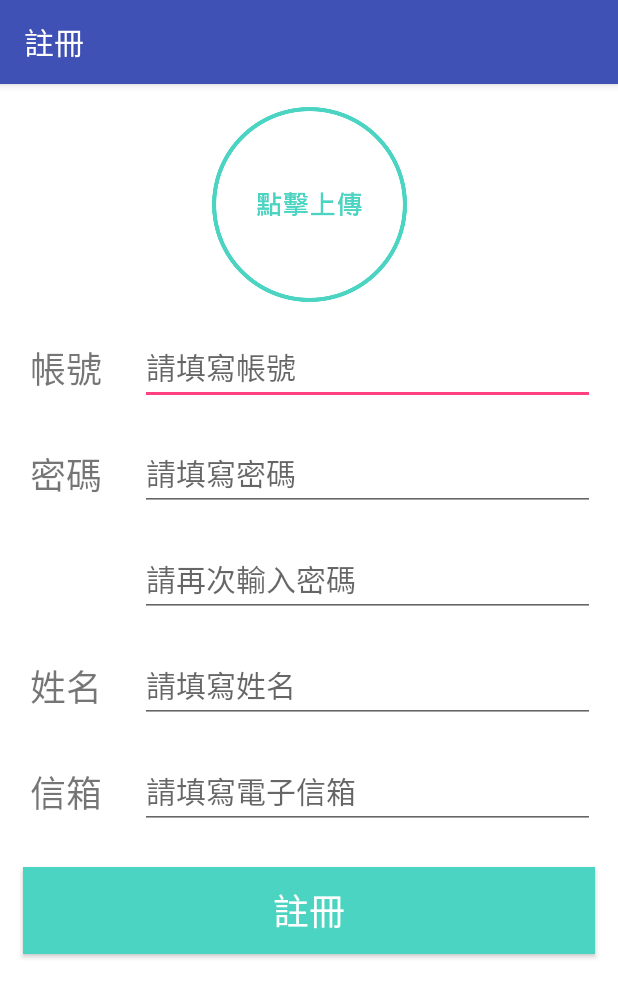
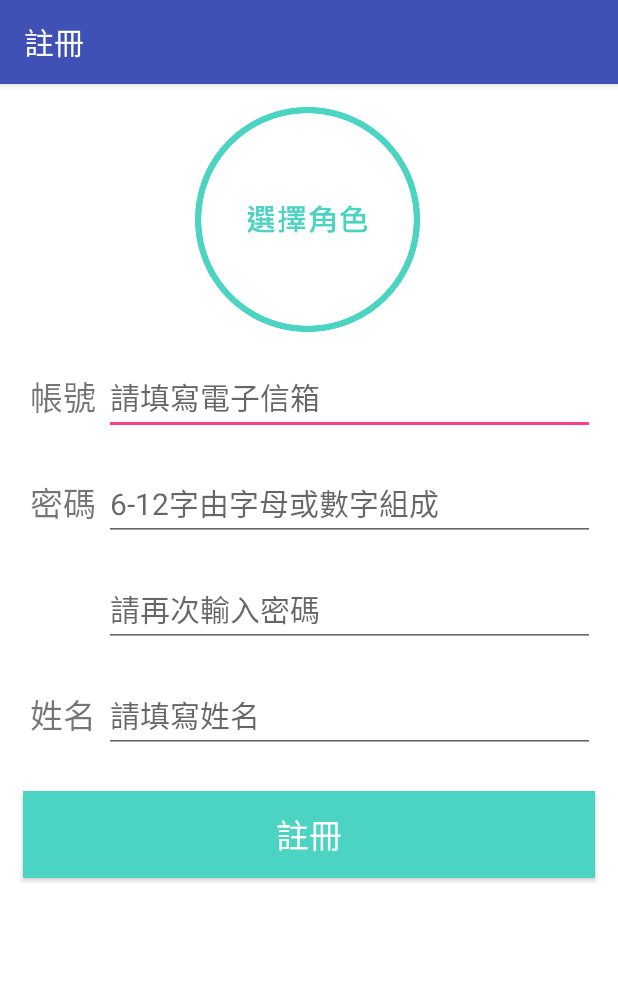
Before and after one commit to 4YA/Money-Building, an Android app: the screen it shows after launch (Register), after a tap on "註冊", on a phone screen of 412 x 824 dp. Shown: the top 998 px of the screen. Run offline under Robolectric (Android 15) with nearby library versions, the phone set to English and light mode, and no system bars; our stand-ins replace Volley; network calls fail.

Commit message:
11/28
註冊完成

```diff
--- a/MoneyBuilding/app/src/main/AndroidManifest.xml
+++ b/MoneyBuilding/app/src/main/AndroidManifest.xml
@@ -31,6 +31,8 @@
         <activity
             android:name=".ForgotPassword"
             android:label="取回密碼" />
+        <activity android:name=".Character"
+            android:label="選擇角色"></activity>
     </application>
 
 </manifest>
--- a/MoneyBuilding/app/src/main/java/com/example/user/moneybuilding/Login.java
+++ b/MoneyBuilding/app/src/main/java/com/example/user/moneybuilding/Login.java
@@ -46,6 +46,7 @@ public class Login extends AppCompatActivity {
             public void onClick(View v) {
                 Intent intent = new Intent();
                 intent.setClass(Login.this, Register.class);
+                intent.putExtra("newSelect", 0);
                 startActivity(intent);
             }
         });
@@ -97,7 +98,7 @@ public class Login extends AppCompatActivity {
                         String password = String.format(passwordText.getText().toString());
                         Map<String, String> map = new HashMap<String, String>();
                         map.put("state", "loginVerification");
-                        map.put("account", account);
+                        map.put("email", account);
                         map.put("password", password);
                         return map;
                     }
--- a/MoneyBuilding/app/src/main/res/layout/activity_register.xml
+++ b/MoneyBuilding/app/src/main/res/layout/activity_register.xml
@@ -1,12 +1,17 @@
 <?xml version="1.0" encoding="utf-8"?>
-<LinearLayout xmlns:android="http://schemas.android.com/apk/res/android"
+<ScrollView xmlns:android="http://schemas.android.com/apk/res/android"
     xmlns:app="http://schemas.android.com/apk/res-auto"
     xmlns:tools="http://schemas.android.com/tools"
+    android:id="@+id/contencrollView"
+    android:background="@android:color/background_light"
     android:layout_width="match_parent"
     android:layout_height="match_parent"
-    android:background="@android:color/background_light"
-    android:orientation="vertical"
     tools:context="com.example.user.moneybuilding.Register">
+
+    <LinearLayout
+        android:layout_width="match_parent"
+        android:layout_height="match_parent"
+        android:orientation="vertical">
 
         <android.support.constraint.ConstraintLayout
             android:layout_width="match_parent"
@@ -14,19 +19,36 @@
             android:orientation="horizontal">
 
             <ImageView
-            android:id="@+id/iv01"
-            android:layout_width="130dp"
-            android:layout_height="130dp"
+                android:id="@+id/selectCharacter"
+                android:layout_width="150dp"
+                android:layout_height="150dp"
                 android:layout_marginBottom="8dp"
                 android:layout_marginEnd="8dp"
                 android:layout_marginStart="8dp"
                 android:layout_marginTop="15dp"
-            android:background="@drawable/upload"
+                app:layout_constraintBottom_toBottomOf="parent"
+                app:layout_constraintEnd_toEndOf="parent"
+                app:layout_constraintHorizontal_bias="0.497"
+                app:layout_constraintStart_toStartOf="parent"
+                app:layout_constraintTop_toTopOf="parent"
+                app:layout_constraintVertical_bias="1.0"
+                app:srcCompat="@drawable/select_icon" />
+
+            <ImageView
+                android:id="@+id/backImageView"
+                android:layout_width="150dp"
+                android:layout_height="150dp"
+                android:layout_marginBottom="8dp"
+                android:layout_marginEnd="8dp"
+                android:layout_marginStart="8dp"
+                android:layout_marginTop="15dp"
+                android:visibility="invisible"
                 app:layout_constraintBottom_toBottomOf="parent"
                 app:layout_constraintEnd_toEndOf="parent"
                 app:layout_constraintStart_toStartOf="parent"
                 app:layout_constraintTop_toTopOf="parent"
-            app:layout_constraintVertical_bias="0.0" />
+                app:layout_constraintVertical_bias="0.0"
+                app:srcCompat="@drawable/back" />
         </android.support.constraint.ConstraintLayout>
 
         <LinearLayout
@@ -35,144 +57,125 @@
             android:orientation="horizontal">
 
             <TextView
-            android:layout_width="4dp"
+                android:layout_width="wrap_content"
                 android:layout_height="wrap_content"
-            android:layout_marginTop="13dp"
                 android:layout_marginBottom="10dp"
                 android:layout_marginLeft="20dp"
-            android:layout_weight="1"
+                android:layout_marginTop="11dp"
+                android:layout_marginRight="5dp"
                 android:text="帳號"
-            android:textSize="24sp" />
+                android:textSize="22sp" />
 
             <EditText
-            android:id="@+id/accountText"
-            android:layout_width="wrap_content"
+                android:id="@+id/emailText"
+                android:layout_width="match_parent"
                 android:layout_height="wrap_content"
-            android:layout_marginTop="10dp"
                 android:layout_marginBottom="10dp"
                 android:layout_marginRight="15dp"
-            android:layout_weight="1"
-            android:ems="10"
-            android:inputType="text"
-            android:hint="請填寫帳號"
+                android:layout_marginTop="10dp"
+                android:hint="請填寫電子信箱"
+                android:maxLength="100"
+                android:inputType="textEmailAddress"
                 android:textColor="@android:color/black"
                 android:textSize="20sp" />
+
         </LinearLayout>
+
+        <LinearLayout
+            android:layout_width="match_parent"
+            android:layout_height="match_parent"
+            android:orientation="horizontal">
+
+        </LinearLayout>
+
         <LinearLayout
             android:layout_width="match_parent"
             android:layout_height="wrap_content"
             android:orientation="horizontal">
 
             <TextView
-            android:layout_width="4dp"
+                android:layout_width="wrap_content"
                 android:layout_height="wrap_content"
-            android:layout_marginTop="13dp"
                 android:layout_marginBottom="10dp"
                 android:layout_marginLeft="20dp"
-            android:layout_weight="1"
+                android:layout_marginTop="11dp"
+                android:layout_marginRight="5dp"
                 android:text="密碼"
-            android:textSize="24sp" />
+                android:textSize="22sp" />
 
             <EditText
                 android:id="@+id/passwordText"
-            android:layout_width="wrap_content"
+                android:layout_width="match_parent"
                 android:layout_height="wrap_content"
-            android:layout_marginTop="10dp"
                 android:layout_marginBottom="10dp"
                 android:layout_marginRight="15dp"
-            android:layout_weight="1"
-            android:ems="10"
+                android:layout_marginTop="10dp"
+                android:maxLength="12"
+                android:hint="6-12字由字母或數字組成 "
+                android:digits="0123456789abcdefghigklmnopqrstuvwxyzABCDEFGHIJKLMNOPQRSTUVWXYZ"
                 android:inputType="textPassword"
-            android:hint="請填寫密碼"
                 android:textColor="@android:color/black"
                 android:textSize="20sp" />
 
         </LinearLayout>
+
         <LinearLayout
             android:layout_width="match_parent"
             android:layout_height="wrap_content"
             android:orientation="horizontal">
 
             <TextView
-            android:layout_width="4dp"
+                android:layout_width="wrap_content"
                 android:layout_height="wrap_content"
-            android:layout_marginTop="13dp"
                 android:layout_marginBottom="10dp"
                 android:layout_marginLeft="20dp"
-            android:layout_weight="1"
-            android:text=""
-            android:textSize="24sp" />
+                android:layout_marginTop="11dp"
+                android:layout_marginRight="5dp"
+                android:text="密碼"
+                android:textColor="@android:color/background_light"
+                android:textSize="22sp" />
 
             <EditText
                 android:id="@+id/checkPasswordText"
-            android:layout_width="wrap_content"
+                android:layout_width="match_parent"
                 android:layout_height="wrap_content"
-            android:layout_marginTop="10dp"
                 android:layout_marginBottom="10dp"
                 android:layout_marginRight="15dp"
-            android:layout_weight="1"
-            android:ems="10"
+                android:layout_marginTop="10dp"
+                android:maxLength="12"
+                android:ems="12"
+                android:hint="請再次輸入密碼"
+                android:digits="0123456789abcdefghigklmnopqrstuvwxyzABCDEFGHIJKLMNOPQRSTUVWXYZ"
                 android:inputType="textPassword"
-            android:hint="請再次輸入密碼"
                 android:textColor="@android:color/black"
                 android:textSize="20sp" />
         </LinearLayout>
+
         <LinearLayout
             android:layout_width="match_parent"
             android:layout_height="wrap_content"
             android:orientation="horizontal">
 
             <TextView
-            android:layout_width="4dp"
+                android:layout_width="wrap_content"
                 android:layout_height="wrap_content"
-            android:layout_marginTop="13dp"
                 android:layout_marginBottom="10dp"
                 android:layout_marginLeft="20dp"
-            android:layout_weight="1"
+                android:layout_marginTop="11dp"
+                android:layout_marginRight="5dp"
                 android:text="姓名"
-            android:textSize="24sp" />
+                android:textSize="22sp" />
 
             <EditText
                 android:id="@+id/nameText"
-            android:layout_width="wrap_content"
+                android:layout_width="match_parent"
                 android:layout_height="wrap_content"
-            android:layout_marginTop="10dp"
                 android:layout_marginBottom="10dp"
                 android:layout_marginRight="15dp"
-            android:layout_weight="1"
-            android:ems="10"
-            android:inputType="text"
+                android:layout_marginTop="10dp"
+                android:maxLength="20"
                 android:hint="請填寫姓名"
-            android:textColor="@android:color/black"
-            android:textSize="20sp" />
-
-    </LinearLayout>
-    <LinearLayout
-        android:layout_width="match_parent"
-        android:layout_height="wrap_content"
-        android:orientation="horizontal">
-
-        <TextView
-            android:layout_width="4dp"
-            android:layout_height="wrap_content"
-            android:layout_marginTop="13dp"
-            android:layout_marginBottom="10dp"
-            android:layout_marginLeft="20dp"
-            android:layout_weight="1"
-            android:text="信箱"
-            android:textSize="24sp" />
-
-        <EditText
-            android:id="@+id/emailText"
-            android:layout_width="wrap_content"
-            android:layout_height="wrap_content"
-            android:layout_marginTop="10dp"
-            android:layout_marginBottom="10dp"
-            android:layout_marginRight="15dp"
-            android:layout_weight="1"
-            android:ems="10"
-            android:inputType="textEmailAddress"
-            android:hint="請填寫電子信箱"
+                android:inputType="textPersonName"
                 android:textColor="@android:color/black"
                 android:textSize="20sp" />
 
@@ -184,7 +187,7 @@
             android:orientation="horizontal">
 
             <Button
-        android:id="@+id/loginButton"
+                android:id="@+id/registerButton"
                 android:layout_width="wrap_content"
                 android:layout_height="58dp"
                 android:layout_margin="15dp"
@@ -192,8 +195,8 @@
                 android:background="@color/colorLogo"
                 android:text="註冊"
                 android:textColor="@android:color/background_light"
-        android:textSize="24sp" />
+                android:textSize="22sp" />
 
         </LinearLayout>
-
     </LinearLayout>
+</ScrollView>
--- a/MoneyBuilding/app/src/main/res/layout/activity_welcome.xml
+++ b/MoneyBuilding/app/src/main/res/layout/activity_welcome.xml
@@ -14,7 +14,7 @@
         android:layout_height="93dp"
         android:layout_alignParentBottom="true"
         android:layout_centerHorizontal="true"
-        android:layout_marginBottom="203dp"
+        android:layout_marginBottom="204dp"
         android:src="@drawable/title"
         app:layout_constraintBottom_toBottomOf="parent"
         app:layout_constraintEnd_toEndOf="parent"
--- a/MoneyBuilding/app/src/main/res/values/colors.xml
+++ b/MoneyBuilding/app/src/main/res/values/colors.xml
@@ -1,6 +1,6 @@
 <?xml version="1.0" encoding="utf-8"?>
 <resources>
-    <color name="colorPrimary">#3F51B5</color>
+    <color name="colorPrimary">#3f51b5</color>
     <color name="colorPrimaryDark">#303F9F</color>
     <color name="colorAccent">#FF4081</color>
     <color name="colorGray">#666666</color>
```
Also changed, not shown: MoneyBuilding/app/src/main/java/com/example/user/moneybuilding/Character.java (added, +137 -0 lines), MoneyBuilding/app/src/main/java/com/example/user/moneybuilding/Register.java (+262 -1 lines), MoneyBuilding/app/src/main/res/layout/activity_character.xml (added, +20 -0 lines), MoneyBuilding/app/src/main/res/layout/activity_forgot_password.xml (+10 -9 lines), MoneyBuilding/app/src/main/res/layout/activity_login.xml (+22 -22 lines), MoneyBuilding/app/src/main/res/drawable/back.png (added), MoneyBuilding/app/src/main/res/drawable/logo.png, MoneyBuilding/app/src/main/res/drawable/select_icon.png (added), MoneyBuilding/app/src/main/res/drawable/upload.png (deleted). Lines whose indentation alone changed are shown as unchanged.
